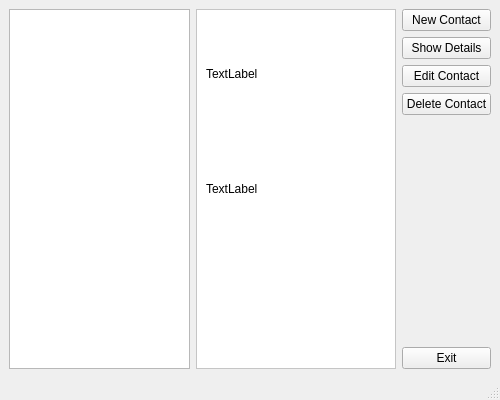
First picture: the form in contacts.ui, repository delivite/phonebook, before the edit.
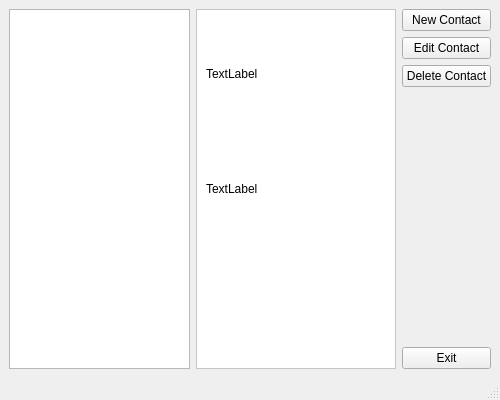
Second picture: the form after the edit. Icons and pictures are not drawn.

```diff
--- a/contacts.ui
+++ b/contacts.ui
@@ -30,13 +30,6 @@
         </property>
        </widget>
       </item>
-      <item>
-       <widget class="QPushButton" name="show_contact">
-        <property name="text">
-         <string>Show Details</string>
-        </property>
-       </widget>
-      </item>
       <item>
        <widget class="QPushButton" name="edit_contact">
         <property name="text">
```
Left out of the diff: 8 changed lines with no effect on the pictures.
